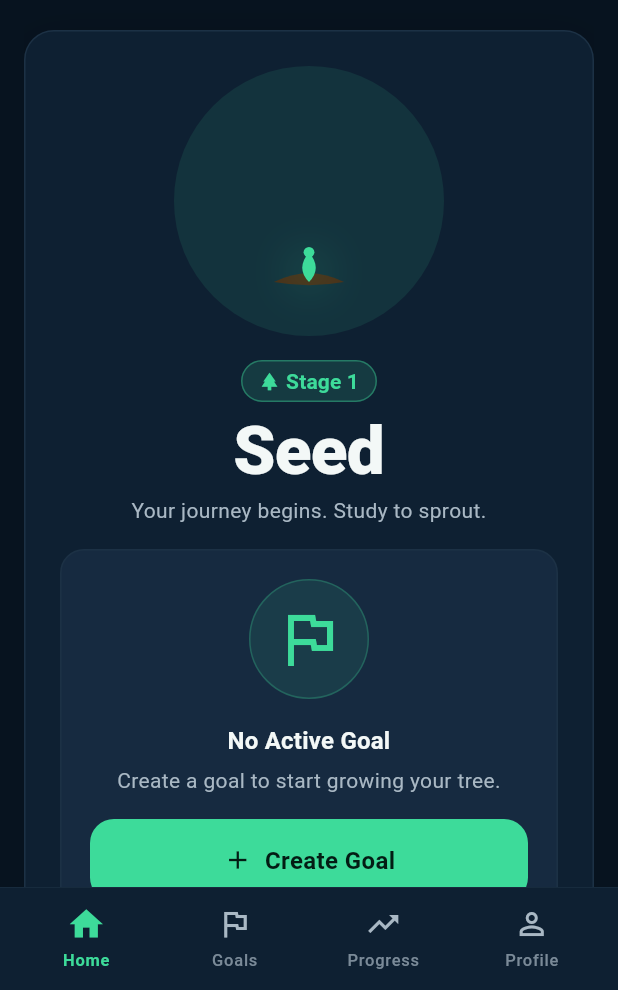
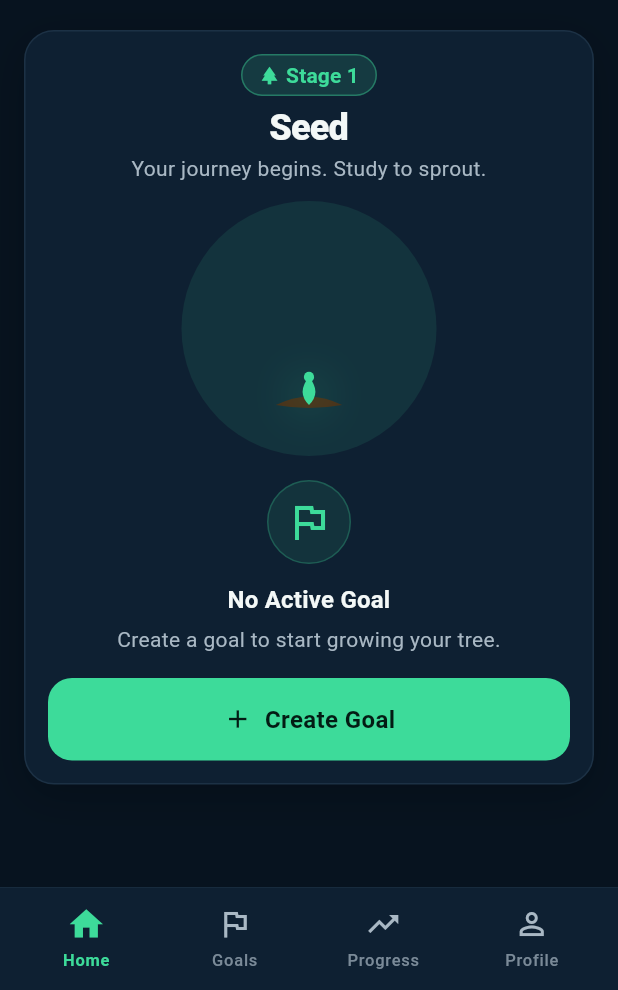
Before and after one commit to Noi451/StudySprout, a Flutter app: the screen it shows after launch, on a phone screen of 412 x 824 dp, the part 246-1236 px from its top. Run offline on Flutter 3.47's test engine with Material 3 defaults, Android fonts, the light colour scheme and no system bars; our stand-ins replace go_router, shared_preferences.

Commit message:
Sprint 8.1: polish compact mobile layouts and responsive UX

```diff
--- a/lib/features/goals/presentation/widgets/goal_card.dart
+++ b/lib/features/goals/presentation/widgets/goal_card.dart
@@ -113,7 +113,9 @@ class _GoalMenu extends StatelessWidget {
   @override
   Widget build(BuildContext context) {
     return PopupMenuButton<_GoalAction>(
+      // Sprint 8.1: padding 12 รอบ icon 24 → touch target 48×48 (mobile)
       icon: const Icon(Icons.more_vert, color: AppColors.textMuted),
+      padding: const EdgeInsets.all(12),
       tooltip: 'Goal options',
       onSelected: (action) {
         switch (action) {
--- a/lib/features/home/presentation/widgets/growth_hero_card.dart
+++ b/lib/features/home/presentation/widgets/growth_hero_card.dart
@@ -19,10 +19,12 @@ import 'growth_illustration.dart';
 /// C. Growth Hero Card — หัวใจของ Home
 ///
 /// รวม hierarchy: tree illustration + stage name + active goal + progress + CTA
-///  - Compact: tree บน / goal+CTA ล่าง (single column)
-///  - Expanded: tree ขวา / goal+stage+progress+CTA ซ้าย (2/3 + 1/3)
+///  - Compact (Sprint 8.1): single-column, padding กระชับ, ไม่ซ้อน card;
+///    ลำดับ StageHeader → Illustration → Goal/Progress → CTA
+///  - Expanded: tree ขวา / goal+stage+progress+CTA ซ้าย (2/3 + 1/3) — คงเดิม
 ///
-/// Empty goal → แสดง empty state ที่ซื่อสัตย์ + ปุ่ม Create Goal (ไม่ใช่ CTA Start)
+/// Empty goal → compact แสดง EmptyStatePanel ในตัว (ไม่ซ้อนการ์ด);
+/// expanded ใช้ AppSurface แยกตาม desktop baseline
 class GrowthHeroCard extends StatelessWidget {
   const GrowthHeroCard({
     super.key,
@@ -51,28 +53,33 @@ class GrowthHeroCard extends StatelessWidget {
       level: AppSurfaceLevel.base,
       radius: AppRadius.hero,
       elevated: true,
-      child: Padding(
-        padding: const EdgeInsets.all(AppSpacing.xxl),
-        child: LayoutBuilder(
-          builder: (context, constraints) {
-            final expanded = AppBreakpoint.isExpanded(constraints.maxWidth);
-            if (expanded) return _expanded(context, reduceMotion);
-            return _compact(context, reduceMotion);
-          },
-        ),
+      child: LayoutBuilder(
+        builder: (context, constraints) {
+          final expanded = AppBreakpoint.isExpanded(constraints.maxWidth);
+          // Sprint 8.1: compact ใช้ padding กระชับกว่า (lg) เพื่อความรู้สึก mobile-first
+          // expanded คง xxl ตาม desktop baseline
+          final padding = expanded ? AppSpacing.xxl : AppSpacing.lg;
+          return Padding(
+            padding: EdgeInsets.all(padding),
+            child: expanded
+                ? _expanded(context, reduceMotion)
+                : _compact(context, reduceMotion),
+          );
+        },
       ),
     );
   }
 
-  // --- Compact: tree บน / goal+CTA ล่าง ---
+  // --- Compact: StageHeader → Illustration → Goal+CTA (single column) ---
   Widget _compact(BuildContext context, bool reduceMotion) {
     return Column(
       children: [
+        _StageHeader(stage: stage, compact: true),
+        const SizedBox(height: AppSpacing.md),
         Center(
-          child: _Illustration(stage: stage, size: 180, reduceMotion: reduceMotion),
+          // 170 — อยู่ในช่วง 130–180, กลางการ์ดอย่าง intentional (halo circle)
+          child: _Illustration(stage: stage, size: 170, reduceMotion: reduceMotion),
         ),
-        const SizedBox(height: AppSpacing.lg),
-        _StageHeader(stage: stage),
         const SizedBox(height: AppSpacing.lg),
         _GoalAndCta(
           goal: goal,
@@ -87,12 +94,11 @@ class GrowthHeroCard extends StatelessWidget {
     );
   }
 
-  // --- Expanded: tree ขวา / goal+CTA ซ้าย ---
+  // --- Expanded: tree ขวา / goal+CTA ซ้าย (คงเดิม) ---
   Widget _expanded(BuildContext context, bool reduceMotion) {
     return Row(
       crossAxisAlignment: CrossAxisAlignment.center,
       children: [
-        // ซ้าย: stage + goal + progress + CTA (≈ 1.4fr)
         Expanded(
           flex: 14,
           child: Column(
@@ -113,7 +119,6 @@ class GrowthHeroCard extends StatelessWidget {
           ),
         ),
         const SizedBox(width: AppSpacing.xxl),
-        // ขวา: illustration (≈ 1fr)
         Expanded(
           flex: 10,
           child: Center(
@@ -125,12 +130,15 @@ class GrowthHeroCard extends StatelessWidget {
   }
 }
 
-/// ส่วนหัวของ Hero — stage name + pill + ข้อความการเติบโต
+/// ส่วนหัวของ Hero — stage pill + stage name + ข้อความการเติบโต
+///
+/// [compact] = true → ใช้ display ที่เล็กลง (displaySmall) เพื่อไม่ใหญ่เกินมือถือ
 class _StageHeader extends StatelessWidget {
-  const _StageHeader({required this.stage, this.alignStart = false});
+  const _StageHeader({required this.stage, this.alignStart = false, this.compact = false});
 
   final TreeStage stage;
   final bool alignStart;
+  final bool compact;
 
   @override
   Widget build(BuildContext context) {
@@ -145,7 +153,12 @@ class _StageHeader extends StatelessWidget {
           icon: Icons.park,
         ),
         const SizedBox(height: AppSpacing.sm),
-        Text(stage.label, style: AppTextStyles.display(context)),
+        Text(
+          stage.label,
+          style: compact
+              ? AppTextStyles.display(context).copyWith(fontSize: 24)
+              : AppTextStyles.display(context),
+        ),
         const SizedBox(height: AppSpacing.xs),
         Text(
           _growthMessage(stage),
@@ -200,6 +213,9 @@ class _Illustration extends StatelessWidget {
 }
 
 /// ส่วน goal + progress + CTA (มี/ไม่มี goal)
+///
+/// [compact] = true → empty state แสดงในตัว (EmptyStatePanel compact + CTA เต็มกว้าง)
+/// ไม่ซ้อน AppSurface อีกชั้น (กัน "card ซ้อน card" บนมือถือ)
 class _GoalAndCta extends StatelessWidget {
   const _GoalAndCta({
     required this.goal,
@@ -221,8 +237,28 @@ class _GoalAndCta extends StatelessWidget {
 
   @override
   Widget build(BuildContext context) {
-    // ไม่มี goal → empty state + ปุ่ม Create Goal
+    // ไม่มี goal → empty state
     if (goal == null) {
+      // compact: แสดงในตัว ไม่ซ้อนการ์ด — CTA เต็มกว้าง (thumb-friendly)
+      if (compact) {
+        return Column(
+          children: [
+            EmptyStatePanel(
+              icon: Icons.flag_outlined,
+              title: 'No Active Goal',
+              caption: 'Create a goal to start growing your tree.',
+              compact: true,
+            ),
+            const SizedBox(height: AppSpacing.lg),
+            AppPressButton(
+              label: 'Create Goal',
+              onPressed: onCreateGoal,
+              icon: Icons.add,
+            ),
+          ],
+        );
+      }
+      // expanded: คง AppSurface แยกตาม desktop baseline
       return AppSurface(
         level: AppSurfaceLevel.high,
         radius: BorderRadius.circular(AppRadius.lg),
@@ -291,7 +327,7 @@ class _GoalAndCta extends StatelessWidget {
           showGlow: true,
         ),
         const SizedBox(height: AppSpacing.xxl),
-        // CTA
+        // CTA — primary เดียว เต็มกว้าง (thumb-friendly)
         AppPressButton(
           label: 'Start Study',
           onPressed: onStartStudy,
```
Also changed, not shown: lib/features/goals/presentation/goals_page.dart (+10 -4 lines), lib/features/profile/presentation/profile_page.dart (+52 -31 lines), lib/features/progress/presentation/progress_page.dart (+13 -7 lines), 1 other file.
